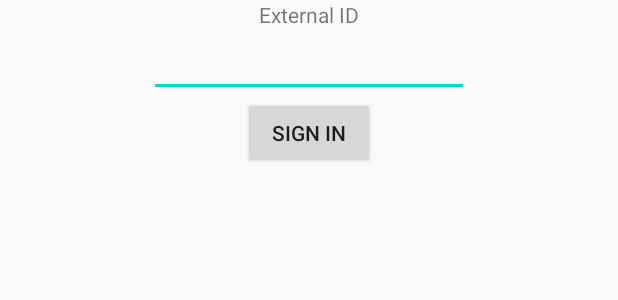
After one commit to Sage-Bionetworks/BridgeClientKMM, an Android app: the layout external_id_sign_in_activity.xml on its own in the app's theme, with its tools: preview values and no code run, on a phone screen of 412 x 824 dp. The commit adds this screen. Shown: the top 300 px of the screen. Run offline under Robolectric (Android 15) with nearby library versions, the phone set to English and light mode, and no system bars.

Commit message:
Added ExternalIdSignInActivity

```diff
--- a/androidApp/build.gradle.kts
+++ b/androidApp/build.gradle.kts
@@ -18,6 +18,7 @@ dependencies {
     implementation("org.jetbrains.kotlin:kotlin-stdlib:${Versions.kotlin}")
     implementation(Deps.AndroidX.annotation)
     implementation(project(":bridgeClient"))
+    implementation(project(":bridgeClientPresentation"))
     implementation(Deps.AndroidX.material)
     implementation(Deps.AndroidX.appcompat)
     implementation(Deps.AndroidX.constraintlayout)
--- a/androidApp/src/main/java/org/sagebionetworks/bridge/kmm/androidApp/BridgeClientApplication.kt
+++ b/androidApp/src/main/java/org/sagebionetworks/bridge/kmm/androidApp/BridgeClientApplication.kt
@@ -6,6 +6,7 @@ import org.koin.android.ext.koin.androidLogger
 import org.koin.androidx.workmanager.koin.workManagerFactory
 import org.koin.core.component.KoinComponent
 import org.sagebionetworks.bridge.kmm.androidApp.di.appModule
+import org.sagebionetworks.bridge.kmm.presentation.di.presentationModule
 import org.sagebionetworks.bridge.kmm.shared.di.initKoin
 
 class BridgeClientApplication : Application(), KoinComponent {
@@ -18,6 +19,7 @@ class BridgeClientApplication : Application(), KoinComponent {
             androidContext(this@BridgeClientApplication)
             workManagerFactory()
             modules(appModule)
+            modules(presentationModule)
         }
 
     }
--- a/androidApp/src/main/java/org/sagebionetworks/bridge/kmm/androidApp/MainActivity.kt
+++ b/androidApp/src/main/java/org/sagebionetworks/bridge/kmm/androidApp/MainActivity.kt
@@ -9,6 +9,7 @@ import androidx.lifecycle.asLiveData
 import kotlinx.coroutines.MainScope
 import org.koin.android.ext.android.inject
 import org.sagebionetworks.bridge.kmm.androidApp.ui.login.LoginActivity
+import org.sagebionetworks.bridge.kmm.presentation.auth.ExternalIdSignInActivity
 import org.sagebionetworks.bridge.kmm.shared.cache.DatabaseDriverFactory
 import org.sagebionetworks.bridge.kmm.shared.cache.ResourceResult
 import org.sagebionetworks.bridge.kmm.shared.repo.AssessmentConfigRepo
@@ -24,7 +25,7 @@ class MainActivity : AppCompatActivity() {
         setContentView(R.layout.activity_main)
 
         if (!authenticationRepository.isAuthenticated()) {
-            val launchIntent = Intent(this, LoginActivity::class.java)
+            val launchIntent = Intent(this, ExternalIdSignInActivity::class.java)
                 .setData(intent.data)
                 .addFlags(Intent.FLAG_ACTIVITY_CLEAR_TOP or Intent.FLAG_ACTIVITY_SINGLE_TOP)
 
--- a/androidApp/src/main/java/org/sagebionetworks/bridge/kmm/androidApp/ui/login/LoginViewModel.kt
+++ b/androidApp/src/main/java/org/sagebionetworks/bridge/kmm/androidApp/ui/login/LoginViewModel.kt
@@ -21,9 +21,9 @@ class LoginViewModel(private val authenticationRepository: AuthenticationReposit
     fun login(username: String, password: String) {
         // can be launched in a separate asynchronous job
         viewModelScope.launch {
-            val userSession = authenticationRepository.signIn(username, password)
+            val userSession = authenticationRepository.signInEmail(username, password)
             _loginResult.value =
-                LoginResult(success = LoggedInUserView(displayName = userSession.email!!))
+                LoginResult(success = LoggedInUserView(displayName = userSession.email?: "No Email"))
 
         }
     }
--- /dev/null
+++ b/bridgeClientPresentation/src/main/res/layout/external_id_sign_in_activity.xml
@@ -0,0 +1,58 @@
+<?xml version="1.0" encoding="utf-8"?>
+<androidx.constraintlayout.widget.ConstraintLayout xmlns:android="http://schemas.android.com/apk/res/android"
+xmlns:app="http://schemas.android.com/apk/res-auto"
+xmlns:tools="http://schemas.android.com/tools"
+android:layout_width="match_parent"
+android:layout_height="match_parent"
+tools:context=".auth.ExternalIdSignInActivity">
+
+<TextView
+    android:id="@+id/externalIdLabel"
+    android:layout_width="wrap_content"
+    android:layout_height="wrap_content"
+    android:text="External ID"
+    app:layout_constraintTop_toTopOf="parent"
+    app:layout_constraintBottom_toTopOf="@id/externalId"
+    app:layout_constraintLeft_toLeftOf="parent"
+    app:layout_constraintRight_toRightOf="parent"
+    tools:ignore="HardcodedText" />
+
+<EditText
+    android:id="@+id/externalId"
+    android:layout_width="wrap_content"
+    android:layout_height="wrap_content"
+    android:ems="10"
+    android:inputType="text"
+    app:layout_constraintLeft_toLeftOf="parent"
+    app:layout_constraintRight_toRightOf="parent"
+    app:layout_constraintTop_toBottomOf="@id/externalIdLabel" />
+
+
+<Button
+    android:id="@+id/signIn"
+    android:layout_width="wrap_content"
+    android:layout_height="wrap_content"
+    android:text="Sign In"
+    app:layout_constraintLeft_toLeftOf="parent"
+    app:layout_constraintRight_toRightOf="parent"
+    app:layout_constraintTop_toBottomOf="@id/externalId"
+    tools:ignore="HardcodedText" />
+
+<TextView
+    android:id="@+id/signInErrorText"
+    android:layout_width="match_parent"
+    android:layout_height="wrap_content"
+    android:visibility="gone"
+    android:text="@string/osb_signin_failure_message"
+    app:layout_constraintLeft_toLeftOf="parent"
+    app:layout_constraintRight_toRightOf="parent"
+    app:layout_constraintTop_toBottomOf="@id/externalId"
+    app:layout_constraintBottom_toTopOf="@id/signIn"/>
+
+<ProgressBar
+    android:id="@+id/progressBar"
+    android:visibility="gone"
+    android:layout_width="match_parent"
+    android:layout_height="wrap_content"
+    app:layout_constraintTop_toBottomOf="@id/signIn"/>
+</androidx.constraintlayout.widget.ConstraintLayout>
--- /dev/null
+++ b/bridgeClientPresentation/src/main/res/values/strings.xml
@@ -0,0 +1,6 @@
+<?xml version="1.0" encoding="utf-8"?>
+<resources>
+    <string name="osb_signin_failure_message">Unable to sign in</string>
+
+
+</resources>
--- a/settings.gradle.kts
+++ b/settings.gradle.kts
@@ -1,3 +1,4 @@
+include(":bridgeClientPresentation")
 pluginManagement {
     repositories {
         gradlePluginPortal()
```
Also changed, not shown: bridgeClient/src/commonMain/kotlin/org/sagebionetworks/bridge/kmm/shared/repo/AuthenticationRepository.kt (+9 -14 lines), bridgeClientPresentation/build.gradle.kts (added, +56 -0 lines), bridgeClientPresentation/src/main/AndroidManifest.xml (added, +11 -0 lines), bridgeClientPresentation/src/main/java/org/sagebionetworks/bridge/kmm/presentation/auth/ExternalIdSignInActivity.kt (added, +42 -0 lines), bridgeClientPresentation/src/main/java/org/sagebionetworks/bridge/kmm/presentation/auth/ExternalIdSignInViewModel.kt (added, +34 -0 lines), bridgeClientPresentation/src/main/java/org/sagebionetworks/bridge/kmm/presentation/di/KoinPresentationModule.kt (added, +11 -0 lines), 4 other files.
